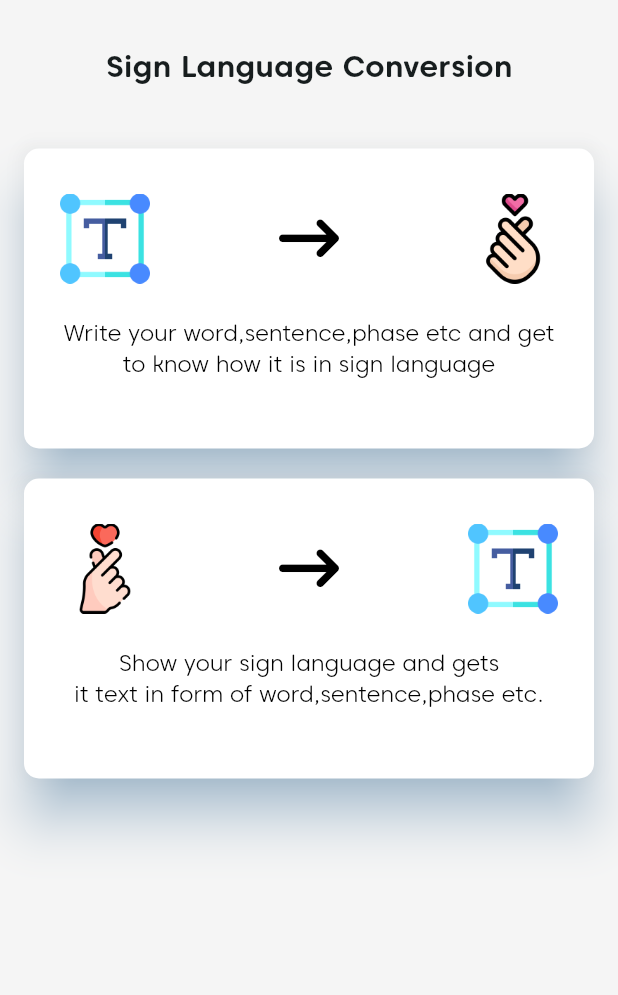
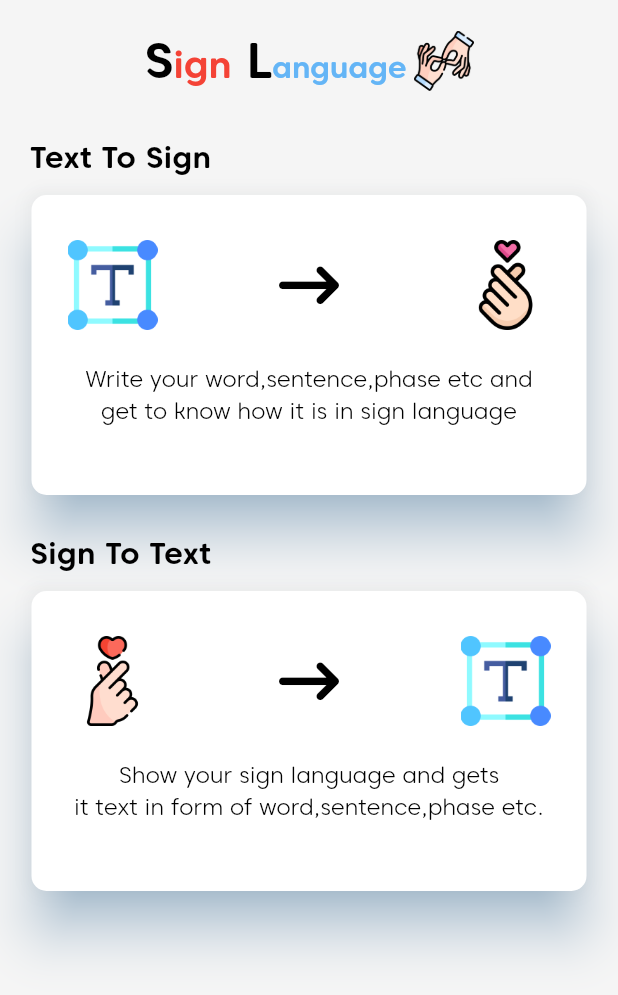
Before and after one commit to zainsh098/sign_language, a Flutter app: the HomeScreen screen opened directly, on a phone screen of 412 x 824 dp. Shown: the top 995 px of the screen. Run offline on Flutter 3.47's test engine with Material 2 defaults, Android fonts, the phone set to English and light mode, and no system bars; our stand-ins replace animated_text_kit, flutter_onboarding_slider, font_awesome_flutter, google_fonts, lottie.

Commit message:
Working on Home Designs

```diff
--- a/lib/main.dart
+++ b/lib/main.dart
@@ -1,5 +1,6 @@
 import 'package:flutter/material.dart';
 import 'package:sign_language/screens/home_screen.dart';
+import 'package:sign_language/screens/on_boarding_screen.dart';
 import 'package:sign_language/screens/splash_screen.dart';
 
 void main() {
@@ -20,7 +21,7 @@ class MyApp extends StatelessWidget {
         colorScheme: ColorScheme.fromSeed(seedColor: Colors.white),
         useMaterial3: true,
       ),
-      home: const HomeScreen(),
+      home: const OnBoardingScreen(),
     );
   }
 }
--- a/lib/screens/home_screen.dart
+++ b/lib/screens/home_screen.dart
@@ -13,17 +13,81 @@ backgroundColor: Colors.grey.shade100,
       body: SafeArea(
         child: Column(
 
-          crossAxisAlignment: CrossAxisAlignment.center,
+
+          crossAxisAlignment: CrossAxisAlignment.start,
           children: [
-            SizedBox(height: 30,),
+            const SizedBox(height: 20,),
 
 
-            Text('Sign Language Conversion',style: TextStyle(fontSize: 20,fontFamily: FontStyles.CarosSoftBold),),
-            SizedBox(height: 40,),
+
+            Row(
+              mainAxisAlignment: MainAxisAlignment.center,
+              children: [
+                RichText(
+                  text:   TextSpan(
+                    children: [
+                      TextSpan(
+                        text: 'S',
+                        style: TextStyle(
+                          fontFamily: FontStyles.CarosSoftBold,
+                          fontSize: 33,
+                          color: Colors.black, // Customize the color
+                        ),
+                      ),
+                      TextSpan(
+                        text: 'ign',
+                        style: TextStyle(
+                          fontFamily: FontStyles.CarosSoftBold,
+                          fontSize: 25,
+                          color: Colors.red, // Customize the color
+                        ),
+                      ),
+                      TextSpan(
+                        text: ' L',
+                        style: TextStyle(
+                          fontFamily: FontStyles.CarosSoftBold,
+                          fontSize:33,
+                          color: Colors.black, // Customize the color
+                        ),
+                      ),
+                      TextSpan(
+                        text: 'ang',
+                        style: TextStyle(
+                          fontFamily: FontStyles.CarosSoftBold,
+                          fontSize: 20,
+                          color: Colors.blue.shade300, // Customize the color
+                        ),
+                      ),
+                      TextSpan(
+                        text: 'uage',
+                        style: TextStyle(
+                          fontFamily: FontStyles.CarosSoftBold,
+                          fontSize: 20,
+                          color: Colors.blue.shade300, // Customize the color
+                        ),
+                      ),
+                    ],
+                  ),
+                ),
+
+                const SizedBox(width: 5,),
+                Image.asset('assets/signlanguage.png',width: 40,height: 40,)
+
+
+              ],
+
+            ),
+            const SizedBox(height: 30,),
+            const Padding(
+              padding: EdgeInsets.only(left: 20),
+              child: Text('Text To Sign',textAlign: TextAlign.center,
+                style: TextStyle(fontSize: 20,fontFamily: FontStyles.CarosSoftBold,color: Colors.black,),),
+            ),
+            const SizedBox(height: 10,),
 
             Center(
               child: Container(
-                width: 380,
+                width: 370,
                 height: 200,// Adjust the width as needed
                 child: ElevatedButton(
 
@@ -41,20 +105,20 @@ backgroundColor: Colors.grey.shade100,
                   ),
                   onPressed: () {},
                   child: Column(children: [
-                    SizedBox(height: 30,),
+                    const SizedBox(height: 30,),
                     Row(
                       mainAxisAlignment: MainAxisAlignment.spaceBetween,
                       children: [
                         Image.asset('assets/text.png',width: 60,height: 60,),
-                       FaIcon(FontAwesomeIcons.arrowRightLong,color: Colors.black,size: 40,),
+                       const FaIcon(FontAwesomeIcons.arrowRightLong,color: Colors.black,size: 40,),
 
                         Image.asset('assets/heart3.png',width: 60,height: 60,),
 
                       ],
 
                     ),
-                    SizedBox(height: 22,),
-                    Text('Write your word,sentence,phase etc and get to know how it is in sign language',textAlign: TextAlign.center,style: TextStyle(fontSize: 15,fontFamily: FontStyles.CarosSoftLight,color: Colors.black,),),
+                    const SizedBox(height: 22,),
+                    const Text('Write your word,sentence,phase etc and get to know how it is in sign language',textAlign: TextAlign.center,style: TextStyle(fontSize: 15,fontFamily: FontStyles.CarosSoftLight,color: Colors.black,),),
 
 
 
@@ -65,9 +129,17 @@ backgroundColor: Colors.grey.shade100,
 
 
             ),
-            SizedBox(height: 20,),
-            Container(
-              width: 380,
+            const SizedBox(height: 25,),
+
+            const Padding(
+              padding: EdgeInsets.only(left: 20),
+              child: Text('Sign To Text',textAlign: TextAlign.center,style: TextStyle(fontSize: 20,fontFamily: FontStyles.CarosSoftBold,color: Colors.black,),),
+            ),
+            const SizedBox(height: 10,),
+
+            Center(
+              child: Container(
+                width: 370,
                 height: 200,// Adjust the width as needed
                 child: ElevatedButton(
 
@@ -85,25 +157,26 @@ backgroundColor: Colors.grey.shade100,
                   ),
                   onPressed: () {},
                   child: Column(children: [
-                  SizedBox(height: 30,),
+                    const SizedBox(height: 30,),
                     Row(
                       mainAxisAlignment: MainAxisAlignment.spaceBetween,
                       children: [
                         Image.asset('assets/heart2.png',width: 60,height: 60,),
-                      FaIcon(FontAwesomeIcons.arrowRightLong,color: Colors.black,size: 40,),
+                        const FaIcon(FontAwesomeIcons.arrowRightLong,color: Colors.black,size: 40,),
 
                         Image.asset('assets/text.png',width: 60,height: 60,),
 
                       ],
 
                     ),
-                  SizedBox(height: 22,),
-                  Text('Show your sign language and gets \nit text in form of word,sentence,phase etc. ',textAlign: TextAlign.center,style: TextStyle(fontSize: 15,fontFamily: FontStyles.CarosSoftLight,color: Colors.black,),),
+                    const SizedBox(height: 22,),
+                    const Text('Show your sign language and gets \nit text in form of word,sentence,phase etc. ',textAlign: TextAlign.center,style: TextStyle(fontSize: 15,fontFamily: FontStyles.CarosSoftLight,color: Colors.black,),),
 
 
 
 
                   ],),
+                ),
               ),
             )
 
```
Also changed, not shown: lib/screens/on_boarding_screen.dart (added, +165 -0 lines), assets/signtext.png (added), assets/signtext1.png (added), assets/speechtext.png (added). Lines whose indentation alone changed are shown as unchanged.
